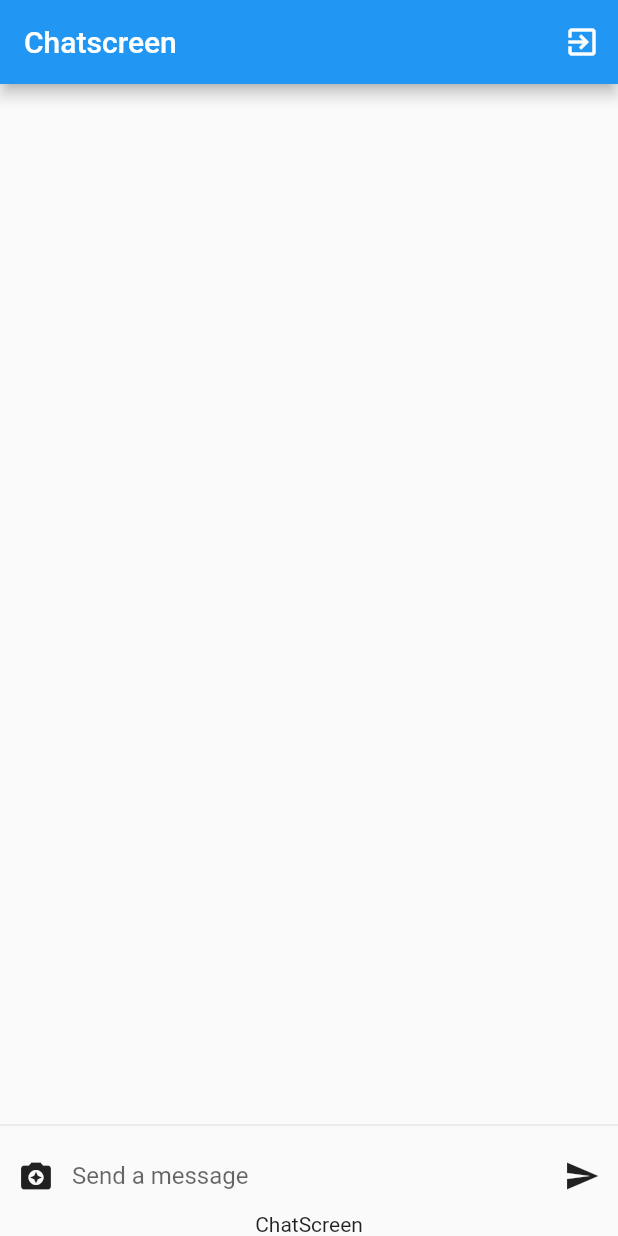
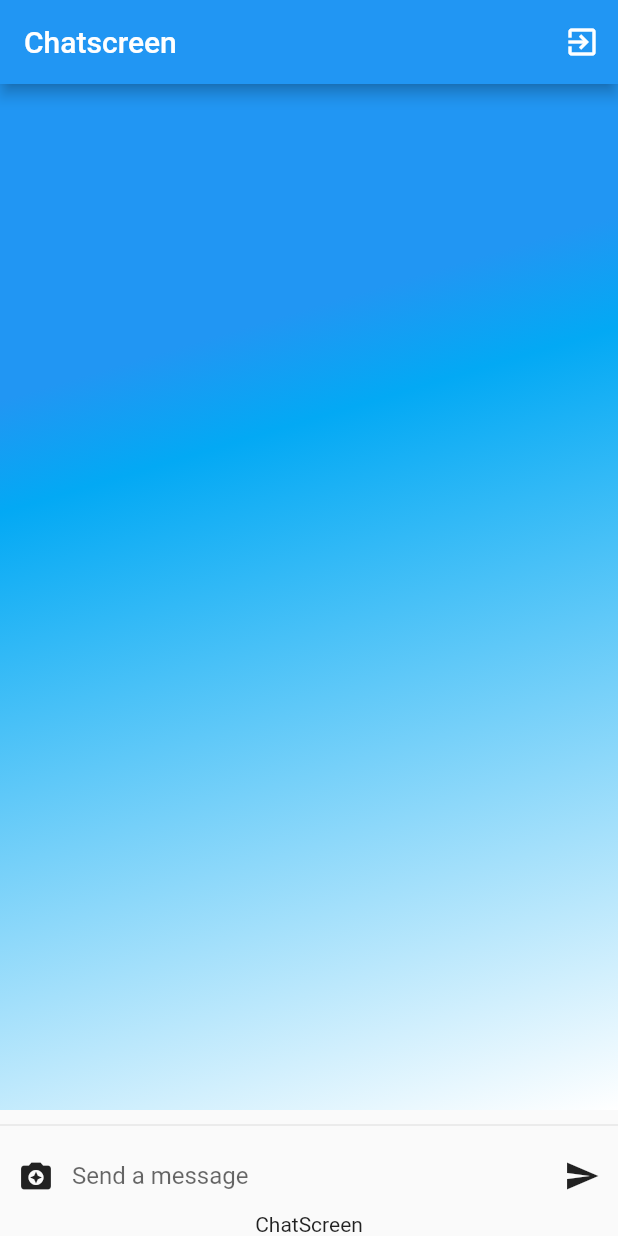
Before and after one commit to jackfrost13/chatapp, a Flutter app: the screen it shows once a user with an empty profile is signed in, on a phone screen of 412 x 824 dp. Run offline on Flutter 3.47's test engine with Material 2 defaults, Android fonts, the phone set to English and light mode, and no system bars; our stand-ins replace cloud_firestore, firebase_auth, firebase_storage, google_sign_in, image_picker; accounts and stored records are empty.

Commit message:
Changes to chat screen.

```diff
--- a/lib/ChatScreen.dart
+++ b/lib/ChatScreen.dart
@@ -62,12 +62,33 @@ class _ChatScreenState extends State<ChatScreen> {
           stream: reference.snapshots(),
           builder: (context, AsyncSnapshot<QuerySnapshot> snapshot) {
             return snapshot.hasData
-                ? ListView(
-                    reverse: true,
-                    children: snapshot.data.documents
-                        .map((DocumentSnapshot docSnapshot) =>
-                            messageCard(docSnapshot.data))
-                        .toList(),
+                ? Stack(
+                    children: <Widget>[
+                      Container(
+                        decoration: BoxDecoration(
+                          gradient: LinearGradient(
+                            colors: [
+                              Colors.blue,
+                              Colors.lightBlue,
+                              Colors.white,
+                            ],
+                            begin: Alignment.topCenter,
+                            end: Alignment.bottomRight,
+                            stops: [0.2, 0.3, 1.0],
+                          ),
+                        ),
+                        child: Center(
+                          child: Column(),
+                        ),
+                      ),
+                      ListView(
+                        reverse: true,
+                        children: snapshot.data.documents
+                            .map((DocumentSnapshot docSnapshot) =>
+                                messageCard(docSnapshot.data))
+                            .toList(),
+                      ),
+                    ],
                   )
                 : Container();
           }),
```
